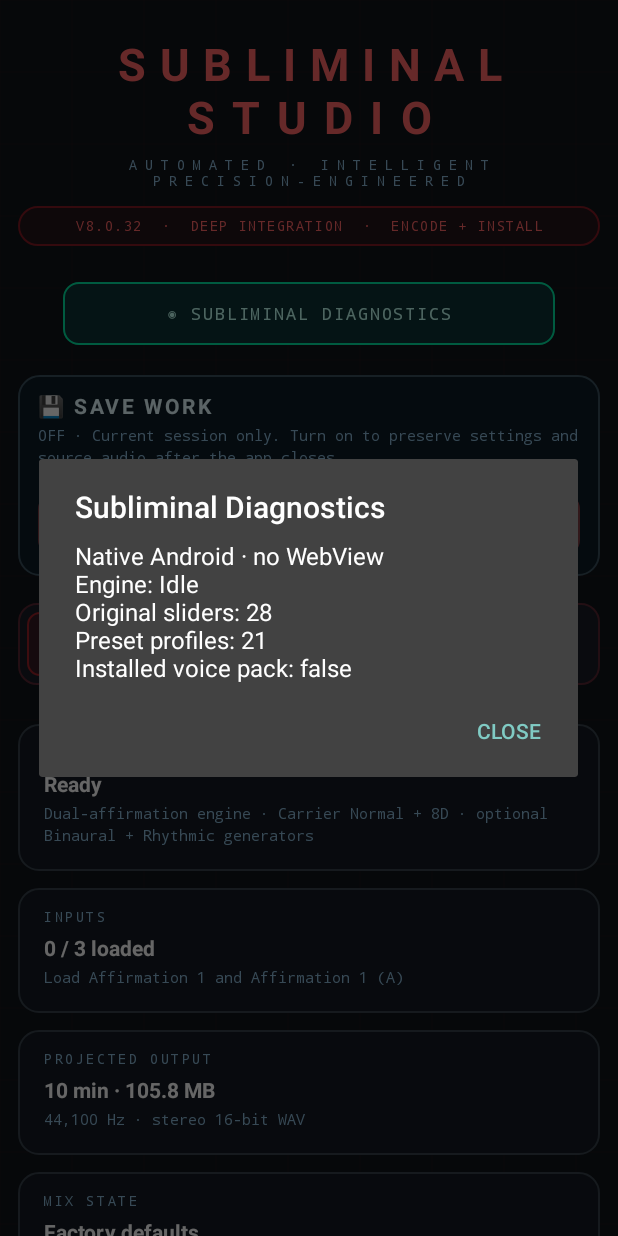
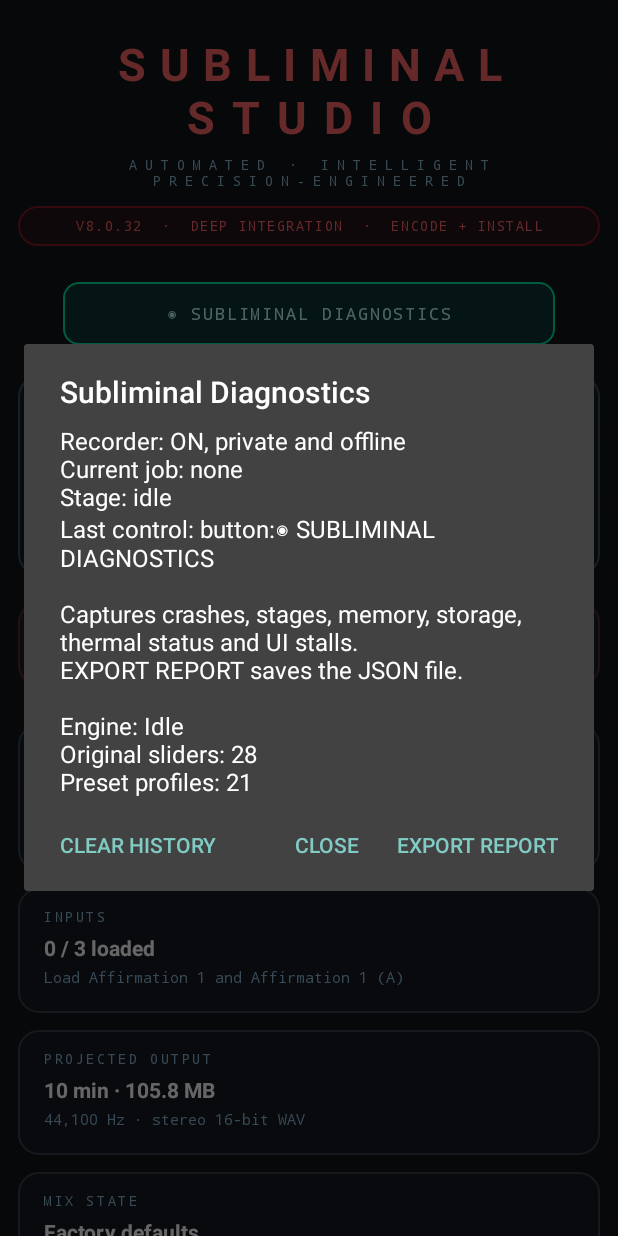
Before and after one commit to maasdorpc98-art/SubGen-Native-Android, an Android app: the screen it shows after launch (MainActivity), after a tap on "◉ SUBLIMINAL DIAGNOSTICS", on a phone screen of 412 x 824 dp. Run offline under Robolectric (Android 15) with nearby library versions, the light colour scheme and no system bars.

Commit message:
Wire diagnostic dialog, export report, UI watchdog and last-control tracing

```diff
--- a/app/src/main/java/com/subgen/nativeapp/MainActivity.kt
+++ b/app/src/main/java/com/subgen/nativeapp/MainActivity.kt
@@ -104,7 +104,7 @@ class MainActivity : Activity() {
         val v=TextView(this).apply{
             text=label;textSize=if(kind=="primary")13f else 11f;typeface=mono;letterSpacing=if(kind=="primary").25f else .12f;setTextColor(foreground);gravity=Gravity.CENTER
             setPadding(d(10),d(13),d(10),d(13));background=cardShape(a,border,10)
-            isClickable=true;isFocusable=true;setOnClickListener{callback()}
+            isClickable=true;isFocusable=true;setOnClickListener{Diagnostics.interaction("button:"+label);callback()}
         }
         parent.addView(v,params().apply{topMargin=d(8)});return v
     }
@@ -122,6 +122,9 @@ class MainActivity : Activity() {
         if(StateStore.active(this))runCatching{startForegroundService(Intent(this,RenderService::class.java))}
         handler.post(object:Runnable{override fun run(){if(!isFinishing){refreshStatus();handler.postDelayed(this,1200)}}})
     }
+    override fun onResume(){super.onResume();Diagnostics.setForeground(true)}
+    override fun onPause(){Diagnostics.setForeground(false);super.onPause()}
+    override fun onDestroy(){handler.removeCallbacksAndMessages(null);super.onDestroy()}
     override fun onSaveInstanceState(outState:Bundle){outState.putString("tab",activeTab);super.onSaveInstanceState(outState)}
     private inner class GridBackdrop:android.graphics.drawable.Drawable(){
         private val paint=Paint().apply{color=Color.argb(5,255,59,59);strokeWidth=d(1).toFloat()}
@@ -144,7 +147,13 @@ class MainActivity : Activity() {
         val diag=LinearLayout(this).apply{orientation=LinearLayout.VERTICAL;pad(this,30,0,30,0)}
         header.addView(diag,params())
         action(diag,"◉ SUBLIMINAL DIAGNOSTICS","aqua"){
-            AlertDialog.Builder(this).setTitle("Subliminal Diagnostics").setMessage("Native Android · no WebView\nEngine: ${StateStore.status(this)}\nOriginal sliders: ${OriginalStudioControlSpec.sliders.size}\nPreset profiles: ${originalPresets.length()}\nInstalled voice pack: ${ModelInstaller(this).present()}").setPositiveButton("Close",null).show()
+            AlertDialog.Builder(this).setTitle("Subliminal Diagnostics")
+                .setMessage(Diagnostics.overview()+"\n\nEngine: ${StateStore.status(this)}\nOriginal sliders: ${OriginalStudioControlSpec.sliders.size}\nPreset profiles: ${originalPresets.length()}")
+                .setPositiveButton("EXPORT REPORT"){_,_->chooseExport(923,"SubGen-Diagnostic-Report.json")}
+                .setNeutralButton("CLEAR HISTORY"){_,_->AlertDialog.Builder(this).setTitle("Delete diagnostic history?")
+                    .setMessage("Only diagnostic logs will be deleted; audio, settings and presets are unchanged.")
+                    .setPositiveButton("DELETE"){_,_->Diagnostics.clearHistory()}.setNegativeButton("CANCEL",null).show()}
+                .setNegativeButton("CLOSE",null).show()
         }
         space(header,20)
         val save=panel(header,fill=Color.rgb(12,27,37),border=Color.rgb(58,80,94),radius=14,padding=13,margin=0)
@@ -331,6 +340,7 @@ class MainActivity : Activity() {
         val v=OriginalStudioSliderView(this,spec).apply{
             value=p.getFloat("slider:$id",spec.initial.toFloat()).toDouble()
             onUserValueChanged={n->
+                Diagnostics.interaction("slider:$id")
                 p.edit().putFloat("slider:$id",n.toFloat()).putString("presetLabel","Custom").apply()
                 if(id=="ctrl-master-balance-a"||id=="ctrl-master-balance-b")linkBalances()
             }
@@ -355,7 +365,7 @@ class MainActivity : Activity() {
     private fun toggle(parent:LinearLayout,id:String,label:String){
         val value=p.getBoolean("check:$id",false)
         val c=CheckBox(this).apply{ text=label;setTextColor(cool);textSize=11f;typeface=mono;buttonTintList=ColorStateList.valueOf(green)
-            isChecked=value;setPadding(d(2),d(8),d(2),d(8));setOnCheckedChangeListener{_,on->p.edit().putBoolean("check:$id",on).putString("presetLabel","Custom").apply()}
+            isChecked=value;setPadding(d(2),d(8),d(2),d(8));setOnCheckedChangeListener{_,on->Diagnostics.interaction("toggle:$id");p.edit().putBoolean("check:$id",on).putString("presetLabel","Custom").apply()}
         }
         parent.addView(c,params());checks[id]=c
     }
@@ -371,7 +381,7 @@ class MainActivity : Activity() {
         spinner.setSelection(values.indexOf(saved).coerceAtLeast(0))
         spinner.onItemSelectedListener=object:android.widget.AdapterView.OnItemSelectedListener{
             override fun onNothingSelected(parent:android.widget.AdapterView<*>?){}
-            override fun onItemSelected(parent:android.widget.AdapterView<*>?,view:View?,position:Int,rowId:Long){p.edit().putString("select:$id",values[position]).apply()}
+            override fun onItemSelected(parent:android.widget.AdapterView<*>?,view:View?,position:Int,rowId:Long){Diagnostics.interaction("select:$id");p.edit().putString("select:$id",values[position]).apply()}
         }
         parent.addView(spinner,params(d(48)).apply{bottomMargin=d(8)})
         selects[id]=spinner
@@ -407,6 +417,7 @@ class MainActivity : Activity() {
         all.remove(name);p.edit().putString("namedPresets",all.toString()).apply();Toast.makeText(this,"Deleted $name",Toast.LENGTH_SHORT).show()
     }
     private fun renderStudio(preview:Boolean){
+        Diagnostics.stage(if(preview)"PREVIEW_REQUESTED" else "STUDIO_RENDER_REQUESTED")
         if(listOf("carrierStandard","affirmNormal","affirmFrequency").none {p.getString(it,"")?.let{f->File(f).isFile}==true}){
             Toast.makeText(this,"Please load a source recording first",Toast.LENGTH_LONG).show();return
         }
@@ -487,6 +498,7 @@ class MainActivity : Activity() {
         if(resultCode!=RESULT_OK)return;val uri=data?.data?:return
         runCatching{
             when(requestCode){
+                923->{contentResolver.openOutputStream(uri,"wt")!!.bufferedWriter().use{it.write(Diagnostics.report().toString(2))}}
                 910->{val script=contentResolver.openInputStream(uri)!!.bufferedReader().use{it.readText()};p.edit().putString("script",script).apply();showTab("hypnosis")}
                 920->{val all=JSONObject(p.getString("namedPresets","{}")?:"{}");contentResolver.openOutputStream(uri,"wt")!!.bufferedWriter().use{it.write(all.toString(2))}}
                 922->{val report=JSONObject().apply{
@@ -508,6 +520,6 @@ class MainActivity : Activity() {
                     e.apply();sourceLabels[key]?.text="${dest.name} · ${dest.length()/1024} KB"
                 }
             }
-        }.onFailure{Toast.makeText(this,"Import failed: ${it.message}",Toast.LENGTH_LONG).show()}
+        }.onFailure{Diagnostics.failure("IMPORT_OR_EXPORT_FAILED",it);Toast.makeText(this,"Import failed: ${it.message}",Toast.LENGTH_LONG).show()}
     }
 }
```
